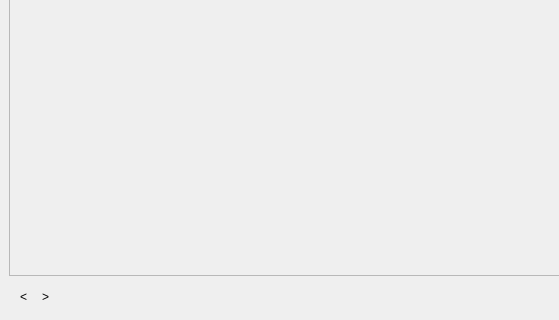
Digvijay-Bokey/FinderPlus, file mainwindow.ui: the form before one commit; both pictures show x 0 to 559 and y 280 to 600 of the 800 by 600 pixel window.
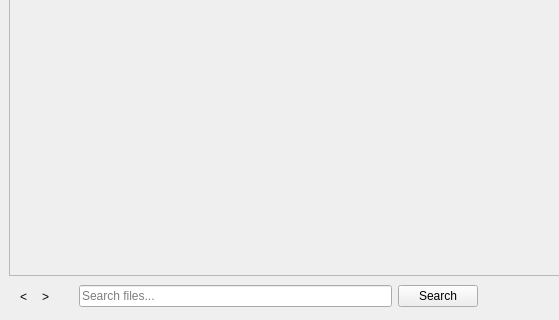
The form after the commit.

Commit message: started search

Patch:
```diff
--- a/mainwindow.ui
+++ b/mainwindow.ui
@@ -51,6 +51,20 @@
       <item>
        <widget class="QLabel" name="pathLabel"/>
       </item>
+      <item>
+       <widget class="QLineEdit" name="searchInput">
+        <property name="placeholderText">
+         <string>Search files...</string>
+        </property>
+       </widget>
+      </item>
+      <item>
+       <widget class="QPushButton" name="searchButton">
+        <property name="text">
+         <string>Search</string>
+        </property>
+       </widget>
+      </item>
       <item>
        <spacer name="horizontalSpacer">
         <property name="orientation">
```
The commit also changes 5 other files.
